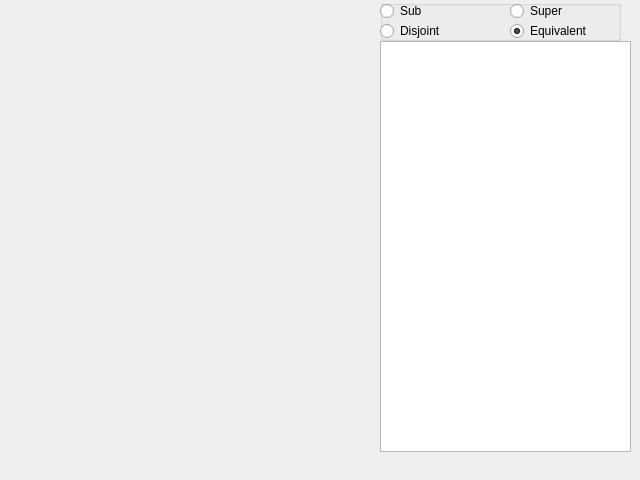
Before: the Qt Designer form plugins/fileio/ontology/widgets/detailvisualizationdockwidget.ui in ZongleiJiao/OntologyViewer, drawn with Qt 5.
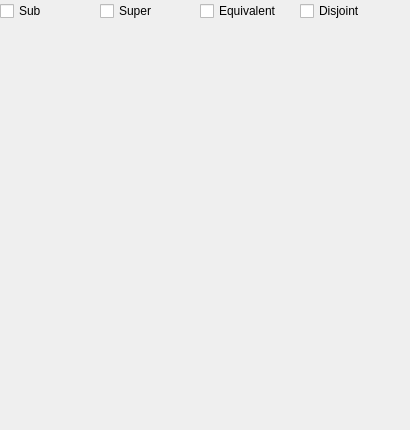
After: the same form once the commit is applied.

Patch:
```diff
--- a/plugins/fileio/ontology/widgets/detailvisualizationdockwidget.ui
+++ b/plugins/fileio/ontology/widgets/detailvisualizationdockwidget.ui
@@ -6,46 +6,21 @@
    <rect>
     <x>0</x>
     <y>0</y>
-    <width>640</width>
-    <height>480</height>
+    <width>410</width>
+    <height>430</height>
    </rect>
   </property>
   <property name="windowTitle">
    <string>Detail Visualization</string>
   </property>
   <widget class="QWidget" name="dockWidgetContents">
-   <widget class="QListView" name="listView">
-    <property name="geometry">
-     <rect>
-      <x>380</x>
-      <y>41</y>
-      <width>251</width>
-      <height>411</height>
-     </rect>
-    </property>
-    <property name="editTriggers">
-     <set>QAbstractItemView::NoEditTriggers</set>
-    </property>
-    <property name="alternatingRowColors">
-     <bool>true</bool>
-    </property>
-    <property name="isWrapping" stdset="0">
-     <bool>true</bool>
-    </property>
-    <property name="wordWrap">
-     <bool>true</bool>
-    </property>
-    <property name="selectionRectVisible">
-     <bool>true</bool>
-    </property>
-   </widget>
    <widget class="QDockWidget" name="sceneDockWidget">
     <property name="geometry">
      <rect>
       <x>-1</x>
-      <y>-21</y>
-      <width>371</width>
-      <height>471</height>
+      <y>-1</y>
+      <width>400</width>
+      <height>401</height>
      </rect>
     </property>
     <property name="contextMenuPolicy">
@@ -56,24 +31,12 @@
     </property>
     <widget class="QWidget" name="dockWidgetContents_2"/>
    </widget>
-   <widget class="QGroupBox" name="groupBox">
-    <property name="geometry">
-     <rect>
-      <x>380</x>
-      <y>0</y>
-      <width>241</width>
-      <height>41</height>
-     </rect>
-    </property>
-    <property name="title">
-     <string/>
-    </property>
-    <widget class="QRadioButton" name="radioButton">
+   <widget class="QCheckBox" name="checkBox">
      <property name="geometry">
       <rect>
        <x>0</x>
        <y>0</y>
-       <width>61</width>
+      <width>97</width>
        <height>22</height>
       </rect>
      </property>
@@ -81,12 +44,12 @@
       <string>Sub</string>
      </property>
     </widget>
-    <widget class="QRadioButton" name="radioButton_2">
+   <widget class="QCheckBox" name="checkBox_2">
      <property name="geometry">
       <rect>
-       <x>130</x>
+      <x>100</x>
        <y>0</y>
-       <width>111</width>
+      <width>97</width>
        <height>22</height>
       </rect>
      </property>
@@ -94,35 +57,31 @@
       <string>Super</string>
      </property>
     </widget>
-    <widget class="QRadioButton" name="radioButton_3">
+   <widget class="QCheckBox" name="checkBox_3">
      <property name="geometry">
       <rect>
-       <x>0</x>
-       <y>20</y>
-       <width>131</width>
-       <height>22</height>
-      </rect>
-     </property>
-     <property name="text">
-      <string>Disjoint</string>
-     </property>
-    </widget>
-    <widget class="QRadioButton" name="radioButton_4">
-     <property name="geometry">
-      <rect>
-       <x>130</x>
-       <y>20</y>
-       <width>116</width>
+      <x>200</x>
+      <y>0</y>
+      <width>97</width>
        <height>22</height>
       </rect>
      </property>
      <property name="text">
       <string>Equivalent</string>
      </property>
-     <property name="checked">
-      <bool>true</bool>
-     </property>
-    </widget>
+   </widget>
+   <widget class="QCheckBox" name="checkBox_4">
+    <property name="geometry">
+     <rect>
+      <x>300</x>
+      <y>0</y>
+      <width>97</width>
+      <height>22</height>
+     </rect>
+    </property>
+    <property name="text">
+     <string>Disjoint</string>
+    </property>
    </widget>
   </widget>
  </widget>
```
Lines whose indentation alone changed are shown as unchanged.
